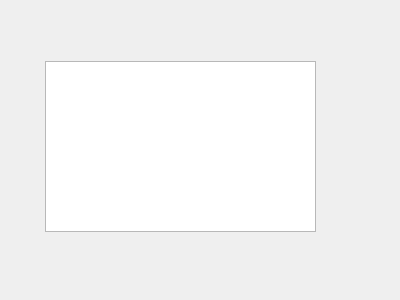
Qt form pyfemtet_opt_gui_2/ui/WizardPage_obj.ui (pyfemtet/pyfemtet-opt-gui) before a commit.
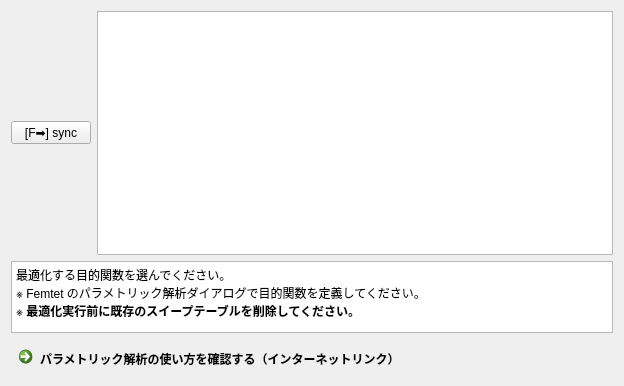
The same form after that commit.

Diff of the .ui file:
```diff
--- a/pyfemtet_opt_gui_2/ui/WizardPage_obj.ui
+++ b/pyfemtet_opt_gui_2/ui/WizardPage_obj.ui
@@ -6,22 +6,23 @@
    <rect>
     <x>0</x>
     <y>0</y>
-    <width>400</width>
-    <height>300</height>
+    <width>624</width>
+    <height>386</height>
    </rect>
   </property>
   <property name="windowTitle">
    <string>WizardPage</string>
   </property>
-  <widget class="QTableView" name="tableView_obj">
-   <property name="geometry">
-    <rect>
-     <x>45</x>
-     <y>61</y>
-     <width>271</width>
-     <height>171</height>
-    </rect>
-   </property>
+  <layout class="QGridLayout" name="gridLayout">
+   <item row="0" column="0">
+    <widget class="QPushButton" name="pushButton">
+     <property name="text">
+      <string>[F➡] sync</string>
+     </property>
+    </widget>
+   </item>
+   <item row="0" column="1">
+    <widget class="QTableView" name="tableView">
    <property name="editTriggers">
     <set>QAbstractItemView::EditTrigger::AnyKeyPressed|QAbstractItemView::EditTrigger::DoubleClicked|QAbstractItemView::EditTrigger::EditKeyPressed</set>
    </property>
@@ -34,7 +35,59 @@
    <attribute name="horizontalHeaderStretchLastSection">
     <bool>true</bool>
    </attribute>
-  </widget>
+     <attribute name="verticalHeaderVisible">
+      <bool>false</bool>
+     </attribute>
+    </widget>
+   </item>
+   <item row="1" column="0" colspan="2">
+    <widget class="QTextEdit" name="textEdit">
+     <property name="sizePolicy">
+      <sizepolicy hsizetype="Expanding" vsizetype="Minimum">
+       <horstretch>0</horstretch>
+       <verstretch>0</verstretch>
+      </sizepolicy>
+     </property>
+     <property name="toolTip">
+      <string/>
+     </property>
+     <property name="whatsThis">
+      <string/>
+     </property>
+     <property name="sizeAdjustPolicy">
+      <enum>QAbstractScrollArea::SizeAdjustPolicy::AdjustToContents</enum>
+     </property>
+     <property name="readOnly">
+      <bool>true</bool>
+     </property>
+     <property name="html">
+      <string>&lt;!DOCTYPE HTML PUBLIC &quot;-//W3C//DTD HTML 4.0//EN&quot; &quot;http://www.w3.org/TR/REC-html40/strict.dtd&quot;&gt;
+&lt;html&gt;&lt;head&gt;&lt;meta name=&quot;qrichtext&quot; content=&quot;1&quot; /&gt;&lt;meta charset=&quot;utf-8&quot; /&gt;&lt;style type=&quot;text/css&quot;&gt;
+p, li { white-space: pre-wrap; }
+hr { height: 1px; border-width: 0; }
+li.unchecked::marker { content: &quot;\2610&quot;; }
+li.checked::marker { content: &quot;\2612&quot;; }
+&lt;/style&gt;&lt;/head&gt;&lt;body style=&quot; font-family:'Yu Gothic UI'; font-size:9pt; font-weight:400; font-style:normal;&quot;&gt;
+&lt;p style=&quot; margin-top:0px; margin-bottom:0px; margin-left:0px; margin-right:0px; -qt-block-indent:0; text-indent:0px;&quot;&gt;最適化する目的関数を選んでください。&lt;/p&gt;
+&lt;p style=&quot; margin-top:0px; margin-bottom:0px; margin-left:0px; margin-right:0px; -qt-block-indent:0; text-indent:0px;&quot;&gt;※ Femtet のパラメトリック解析ダイアログで目的関数を定義してください。&lt;/p&gt;
+&lt;p style=&quot; margin-top:0px; margin-bottom:0px; margin-left:0px; margin-right:0px; -qt-block-indent:0; text-indent:0px;&quot;&gt;※ &lt;span style=&quot; font-weight:700;&quot;&gt;最適化実行前に既存のスイープテーブルを削除してください。&lt;/span&gt;&lt;/p&gt;&lt;/body&gt;&lt;/html&gt;</string>
+     </property>
+    </widget>
+   </item>
+   <item row="2" column="0" colspan="2">
+    <widget class="QCommandLinkButton" name="commandLinkButton">
+     <property name="text">
+      <string>パラメトリック解析の使い方を確認する（インターネットリンク）</string>
+     </property>
+     <property name="iconSize">
+      <size>
+       <width>20</width>
+       <height>20</height>
+      </size>
+     </property>
+    </widget>
+   </item>
+  </layout>
  </widget>
  <resources/>
  <connections/>
```
Lines whose indentation alone changed are shown as unchanged.
